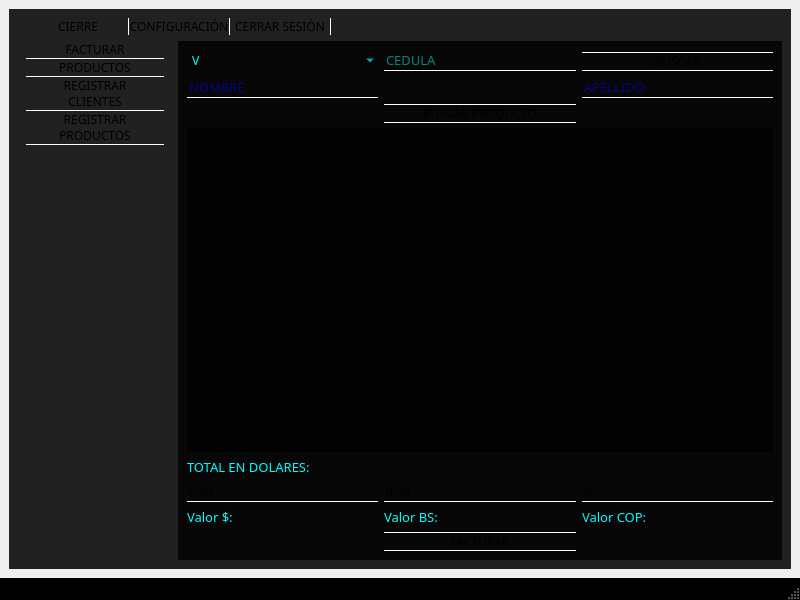
The window that ui/interfaz_principal.ui (DevHarsue/FRIKIZONE) describes before a commit, drawn with Qt 5.
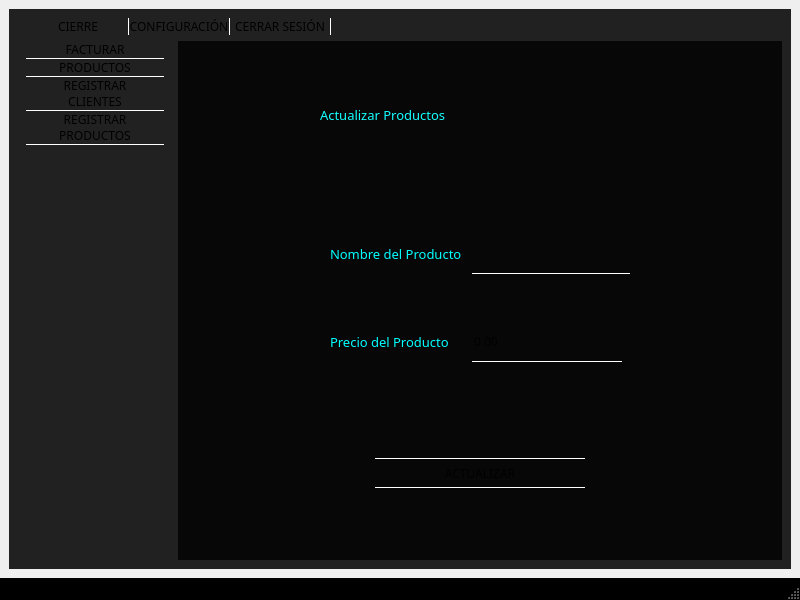
The same window after the commit. The open tabs and pages were chosen to show the change. Icons and pictures are not drawn.

```diff
--- a/ui/interfaz_principal.ui
+++ b/ui/interfaz_principal.ui
@@ -22,7 +22,7 @@
   <property name="styleSheet">
    <string notr="true">*{
 	font-size: 12px;
-	font-family: Sylfaen;
+	font-family: Rockwell;
 }
 
 #centralwidget{background: url(&quot;images/fondo.png&quot;)}
@@ -522,18 +522,305 @@
            </item>
           </layout>
          </widget>
-         <widget class="QWidget" name="page"/>
+         <widget class="QWidget" name="vista_actualizar_productos">
+          <layout class="QVBoxLayout" name="verticalLayout_15">
+           <property name="spacing">
+            <number>0</number>
+           </property>
+           <property name="leftMargin">
+            <number>0</number>
+           </property>
+           <property name="topMargin">
+            <number>0</number>
+           </property>
+           <property name="rightMargin">
+            <number>0</number>
+           </property>
+           <property name="bottomMargin">
+            <number>0</number>
+           </property>
+           <item>
+            <widget class="QFrame" name="frame_8">
+             <property name="styleSheet">
+              <string notr="true">background:Transparent;</string>
+             </property>
+             <property name="frameShape">
+              <enum>QFrame::Shape::StyledPanel</enum>
+             </property>
+             <property name="frameShadow">
+              <enum>QFrame::Shadow::Raised</enum>
+             </property>
+             <layout class="QVBoxLayout" name="verticalLayout_16">
+              <item alignment="Qt::AlignmentFlag::AlignHCenter">
+               <widget class="QWidget" name="widget" native="true">
+                <property name="minimumSize">
+                 <size>
+                  <width>580</width>
+                  <height>417</height>
+                 </size>
+                </property>
+                <property name="styleSheet">
+                 <string notr="true">background: transparent</string>
+                </property>
+                <layout class="QGridLayout" name="gridLayout_17" columnstretch="0">
+                 <property name="leftMargin">
+                  <number>5</number>
+                 </property>
+                 <property name="topMargin">
+                  <number>20</number>
+                 </property>
+                 <property name="rightMargin">
+                  <number>5</number>
+                 </property>
+                 <property name="bottomMargin">
+                  <number>40</number>
+                 </property>
+                 <property name="horizontalSpacing">
+                  <number>0</number>
+                 </property>
+                 <property name="verticalSpacing">
+                  <number>15</number>
+                 </property>
+                 <item row="2" column="0" alignment="Qt::AlignmentFlag::AlignHCenter">
+                  <widget class="QPushButton" name="pushButton_12">
+                   <property name="minimumSize">
+                    <size>
+                     <width>210</width>
+                     <height>30</height>
+                    </size>
+                   </property>
+                   <property name="maximumSize">
+                    <size>
+                     <width>192</width>
+                     <height>30</height>
+                    </size>
+                   </property>
+                   <property name="cursor">
+                    <cursorShape>PointingHandCursor</cursorShape>
+                   </property>
+                   <property name="styleSheet">
+                    <string notr="true">font: 12pt &quot;Sylfaen&quot;;</string>
+                   </property>
+                   <property name="text">
+                    <string>ACTUALIZAR</string>
+                   </property>
+                  </widget>
+                 </item>
+                 <item row="0" column="0" alignment="Qt::AlignmentFlag::AlignHCenter">
+                  <widget class="QLabel" name="label_22">
+                   <property name="minimumSize">
+                    <size>
+                     <width>320</width>
+                     <height>50</height>
+                    </size>
+                   </property>
+                   <property name="maximumSize">
+                    <size>
+                     <width>320</width>
+                     <height>50</height>
+                    </size>
+                   </property>
+                   <property name="styleSheet">
+                    <string notr="true">font: 26pt &quot;Sylfaen&quot;;
+color: rgb(21, 255, 255);</string>
+                   </property>
+                   <property name="text">
+                    <string>Actualizar Productos</string>
+                   </property>
+                  </widget>
+                 </item>
+                 <item row="1" column="0" alignment="Qt::AlignmentFlag::AlignHCenter">
+                  <widget class="QFrame" name="frame_9">
+                   <property name="minimumSize">
+                    <size>
+                     <width>300</width>
+                     <height>200</height>
+                    </size>
+                   </property>
+                   <property name="maximumSize">
+                    <size>
+                     <width>300</width>
+                     <height>250</height>
+                    </size>
+                   </property>
+                   <layout class="QGridLayout" name="gridLayout_18">
+                    <property name="leftMargin">
+                     <number>0</number>
+                    </property>
+                    <property name="topMargin">
+                     <number>12</number>
+                    </property>
+                    <property name="rightMargin">
+                     <number>0</number>
+                    </property>
+                    <property name="bottomMargin">
+                     <number>12</number>
+                    </property>
+                    <property name="horizontalSpacing">
+                     <number>10</number>
+                    </property>
+                    <property name="verticalSpacing">
+                     <number>0</number>
+                    </property>
+                    <item row="0" column="0" alignment="Qt::AlignmentFlag::AlignLeft">
+                     <widget class="QLabel" name="label_23">
+                      <property name="minimumSize">
+                       <size>
+                        <width>0</width>
+                        <height>40</height>
+                       </size>
+                      </property>
+                      <property name="maximumSize">
+                       <size>
+                        <width>16777215</width>
+                        <height>40</height>
+                       </size>
+                      </property>
+                      <property name="styleSheet">
+                       <string notr="true">font: 12pt &quot;Sylfaen&quot;;</string>
+                      </property>
+                      <property name="text">
+                       <string>Nombre del Producto</string>
+                      </property>
+                     </widget>
+                    </item>
+                    <item row="0" column="1" alignment="Qt::AlignmentFlag::AlignLeft">
+                     <widget class="QLineEdit" name="lineEdit_12">
+                      <property name="minimumSize">
+                       <size>
+                        <width>172</width>
+                        <height>40</height>
+                       </size>
+                      </property>
+                      <property name="maximumSize">
+                       <size>
+                        <width>150</width>
+                        <height>40</height>
+                       </size>
+                      </property>
+                      <property name="styleSheet">
+                       <string notr="true">font: 9pt &quot;Segoe UI&quot;;</string>
+                      </property>
+                      <property name="text">
+                       <string/>
+                      </property>
+                     </widget>
+                    </item>
+                    <item row="1" column="1">
+                     <widget class="QDoubleSpinBox" name="doubleSpinBox_8">
+                      <property name="minimumSize">
+                       <size>
+                        <width>137</width>
+                        <height>40</height>
+                       </size>
+                      </property>
+                      <property name="maximumSize">
+                       <size>
+                        <width>150</width>
+                        <height>40</height>
+                       </size>
+                      </property>
+                      <property name="styleSheet">
+                       <string notr="true"/>
+                      </property>
+                     </widget>
+                    </item>
+                    <item row="1" column="0" alignment="Qt::AlignmentFlag::AlignLeft">
+                     <widget class="QLabel" name="label_24">
+                      <property name="minimumSize">
+                       <size>
+                        <width>0</width>
+                        <height>40</height>
+                       </size>
+                      </property>
+                      <property name="maximumSize">
+                       <size>
+                        <width>16777215</width>
+                        <height>40</height>
+                       </size>
+                      </property>
+                      <property name="styleSheet">
+                       <string notr="true">font: 12pt &quot;Sylfaen&quot;;</string>
+                      </property>
+                      <property name="text">
+                       <string>Precio del Producto</string>
+                      </property>
+                     </widget>
+                    </item>
+                   </layout>
+                   <zorder>label_23</zorder>
+                   <zorder>doubleSpinBox_8</zorder>
+                   <zorder>label_24</zorder>
+                   <zorder>lineEdit_12</zorder>
+                  </widget>
+                 </item>
+                </layout>
+               </widget>
+              </item>
+             </layout>
+            </widget>
+           </item>
+          </layout>
+         </widget>
          <widget class="QWidget" name="vista_facturar">
           <layout class="QVBoxLayout" name="verticalLayout_13">
            <item>
             <layout class="QGridLayout" name="gridLayout_4">
+             <item row="4" column="0" colspan="2">
+              <widget class="QLabel" name="label_total">
+               <property name="text">
+                <string>TOTAL EN DOLARES:</string>
+               </property>
+              </widget>
+             </item>
+             <item row="1" column="2">
+              <widget class="QLineEdit" name="line_apellido_facturar">
+               <property name="enabled">
+                <bool>false</bool>
+               </property>
+               <property name="text">
+                <string/>
+               </property>
+               <property name="alignment">
+                <set>Qt::AlignmentFlag::AlignCenter</set>
+               </property>
+               <property name="placeholderText">
+                <string>APELLIDO</string>
+               </property>
+              </widget>
+             </item>
              <item row="2" column="1">
               <widget class="QPushButton" name="boton_buscar_producto_facturar">
+               <property name="minimumSize">
+                <size>
+                 <width>140</width>
+                 <height>0</height>
+                </size>
+               </property>
+               <property name="cursor">
+                <cursorShape>PointingHandCursor</cursorShape>
+               </property>
                <property name="text">
                 <string>BUSCAR PRODUCTO</string>
                </property>
               </widget>
              </item>
+             <item row="1" column="0">
+              <widget class="QLineEdit" name="line_nombre_facturar">
+               <property name="enabled">
+                <bool>false</bool>
+               </property>
+               <property name="text">
+                <string/>
+               </property>
+               <property name="alignment">
+                <set>Qt::AlignmentFlag::AlignCenter</set>
+               </property>
+               <property name="placeholderText">
+                <string>NOMBRE</string>
+               </property>
+              </widget>
+             </item>
              <item row="0" column="1">
               <widget class="QLineEdit" name="line_cedula_facturar">
                <property name="placeholderText">
@@ -541,14 +828,18 @@
                </property>
               </widget>
              </item>
-             <item row="0" column="2" alignment="Qt::AlignmentFlag::AlignBottom">
-              <widget class="QPushButton" name="boton_buscar_cliente_facturar">
-               <property name="text">
-                <string>BUSCAR</string>
-               </property>
-               <property name="icon">
-                <iconset theme="system-search"/>
-               </property>
+             <item row="0" column="0">
+              <widget class="QComboBox" name="combo_nacionalidad_facturar">
+               <item>
+                <property name="text">
+                 <string>V</string>
+                </property>
+               </item>
+               <item>
+                <property name="text">
+                 <string>E</string>
+                </property>
+               </item>
               </widget>
              </item>
              <item row="5" column="0" colspan="3">
@@ -600,61 +891,20 @@
              </item>
              <item row="6" column="1">
               <widget class="QPushButton" name="boton_facturar">
+               <property name="minimumSize">
+                <size>
+                 <width>140</width>
+                 <height>0</height>
+                </size>
+               </property>
+               <property name="cursor">
+                <cursorShape>PointingHandCursor</cursorShape>
+               </property>
                <property name="text">
                 <string>FACTURAR</string>
                </property>
               </widget>
              </item>
-             <item row="1" column="0">
-              <widget class="QLineEdit" name="line_nombre_facturar">
-               <property name="enabled">
-                <bool>false</bool>
-               </property>
-               <property name="text">
-                <string/>
-               </property>
-               <property name="placeholderText">
-                <string>NOMBRE</string>
-               </property>
-              </widget>
-             </item>
-             <item row="0" column="0">
-              <widget class="QComboBox" name="combo_nacionalidad_facturar">
-               <item>
-                <property name="text">
-                 <string>V</string>
-                </property>
-               </item>
-               <item>
-                <property name="text">
-                 <string>E</string>
-                </property>
-               </item>
-              </widget>
-             </item>
-             <item row="1" column="2">
-              <widget class="QLineEdit" name="line_apellido_facturar">
-               <property name="enabled">
-                <bool>false</bool>
-               </property>
-               <property name="text">
-                <string/>
-               </property>
-               <property name="placeholderText">
-                <string>APELLIDO</string>
-               </property>
-              </widget>
-             </item>
-             <item row="4" column="0" colspan="2">
-              <widget class="QLabel" name="label_total">
-               <property name="text">
-                <string>TOTAL EN DOLARES:</string>
-               </property>
-              </widget>
-             </item>
-             <item row="3" column="0" colspan="3">
-              <widget class="QListWidget" name="list_productos_facturar"/>
-             </item>
             </layout>
            </item>
           </layout>
```
Left out of the diff: 330 changed lines with no effect on the pictures.
